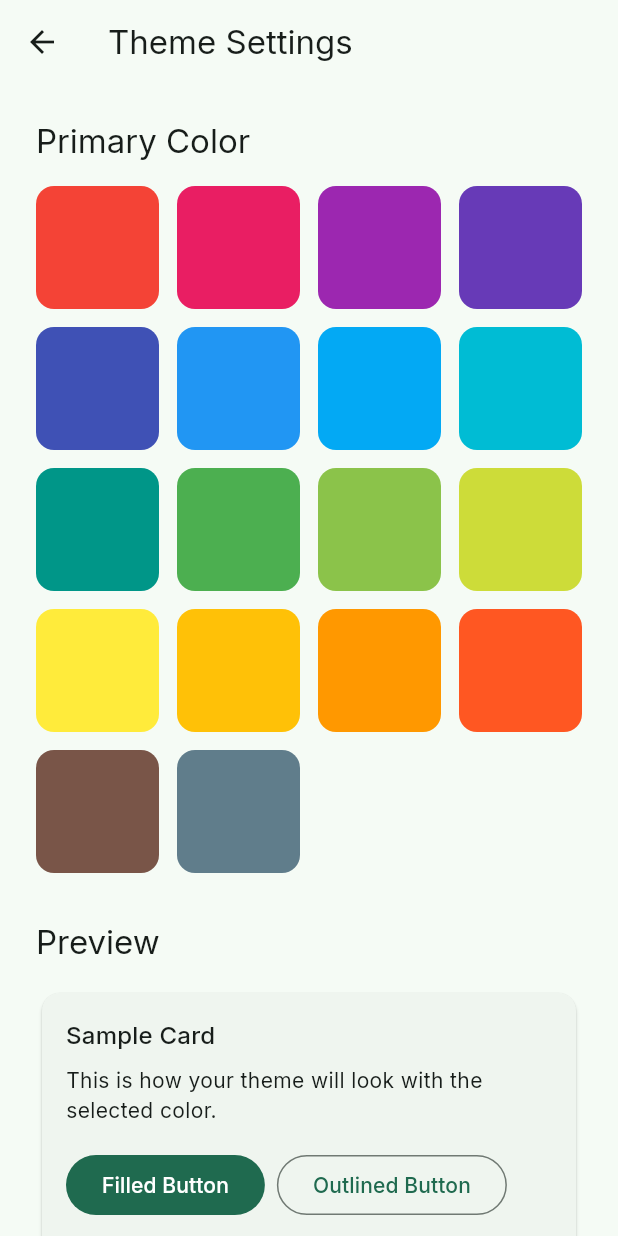
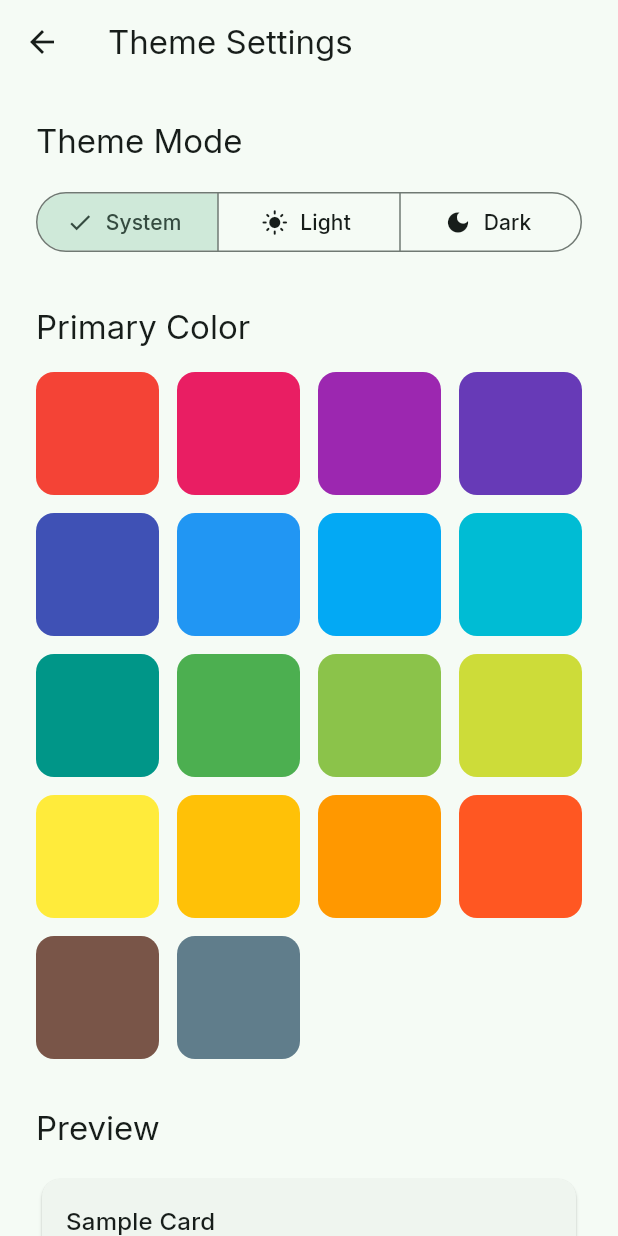
Before and after one commit to Kasway-Tech/pos, a Flutter app: the ThemeSettingsPage screen opened by its route, on a phone screen of 412 x 824 dp. Run offline on Flutter 3.47's test engine with Material 3 defaults, Android fonts, the phone set to English and light mode, and no system bars; our stand-ins replace bloc, bounce, cloud_firestore, equatable, firebase_auth, firebase_core and 6 more; missing offline and left inert: macos_window_utils, screen_retriever, window_manager; accounts and stored records are empty.

Commit message:
feat: persistent theme switcher

```diff
--- a/lib/app/app.dart
+++ b/lib/app/app.dart
@@ -21,13 +21,8 @@ class App extends StatelessWidget {
       create: (context) => ThemeCubit(),
       child: BlocBuilder<ThemeCubit, ThemeState>(
         builder: (context, themeState) {
-          final brightness = View.of(
-            context,
-          ).platformDispatcher.platformBrightness;
-
-          TextTheme textTheme = createTextTheme(context, "Inter", "Inter");
-
-          MaterialTheme theme = MaterialTheme(textTheme);
+          final textTheme = createTextTheme(context, "Inter", "Inter");
+          final theme = MaterialTheme(textTheme);
 
           final screenWidth = MediaQuery.sizeOf(context).width;
           final isTablet = screenWidth >= 600 && screenWidth < 1200;
@@ -43,9 +38,9 @@ class App extends StatelessWidget {
               child: MaterialApp.router(
                 scrollBehavior: AppScrollBehavior(),
                 title: 'Atomik POS',
-                theme: brightness == Brightness.light
-                    ? theme.light(themeState.seedColor, isTablet)
-                    : theme.dark(themeState.seedColor, isTablet),
+                theme: theme.light(themeState.seedColor, isTablet),
+                darkTheme: theme.dark(themeState.seedColor, isTablet),
+                themeMode: themeState.themeMode,
                 routerConfig: AppRouter.router,
               ),
             ),
--- a/lib/features/profile/view/theme_settings_page.dart
+++ b/lib/features/profile/view/theme_settings_page.dart
@@ -1,7 +1,6 @@
-import 'package:macos_window_utils/macos_window_utils.dart';
-
 import 'package:flutter/material.dart';
 import 'package:flutter_bloc/flutter_bloc.dart';
+import 'package:macos_window_utils/macos_window_utils.dart';
 
 import '../../../app/theme/theme_cubit.dart';
 import '../../../app/theme/theme_state.dart';
@@ -40,6 +39,45 @@ class ThemeSettingsPage extends StatelessWidget {
             return LayoutBuilder(
               builder: (context, constraints) {
                 final isLargeScreen = constraints.maxWidth >= 900;
+
+                final themeModePicker = Column(
+                  crossAxisAlignment: CrossAxisAlignment.start,
+                  children: [
+                    Text(
+                      'Theme Mode',
+                      style: Theme.of(context).textTheme.titleLarge,
+                    ),
+                    const SizedBox(height: 16),
+                    SizedBox(
+                      width: double.infinity,
+                      child: SegmentedButton<ThemeMode>(
+                        segments: const [
+                          ButtonSegment<ThemeMode>(
+                            value: ThemeMode.system,
+                            icon: Icon(Icons.settings_suggest),
+                            label: Text('System'),
+                          ),
+                          ButtonSegment<ThemeMode>(
+                            value: ThemeMode.light,
+                            icon: Icon(Icons.light_mode),
+                            label: Text('Light'),
+                          ),
+                          ButtonSegment<ThemeMode>(
+                            value: ThemeMode.dark,
+                            icon: Icon(Icons.dark_mode),
+                            label: Text('Dark'),
+                          ),
+                        ],
+                        selected: {state.themeMode},
+                        onSelectionChanged: (Set<ThemeMode> newSelection) {
+                          context.read<ThemeCubit>().setThemeMode(
+                            newSelection.first,
+                          );
+                        },
+                      ),
+                    ),
+                  ],
+                );
 
                 final colorPicker = Column(
                   crossAxisAlignment: CrossAxisAlignment.start,
@@ -178,7 +216,14 @@ class ThemeSettingsPage extends StatelessWidget {
                         flex: 7,
                         child: SingleChildScrollView(
                           padding: const EdgeInsets.all(24),
-                          child: colorPicker,
+                          child: Column(
+                            crossAxisAlignment: CrossAxisAlignment.start,
+                            children: [
+                              themeModePicker,
+                              const SizedBox(height: 32),
+                              colorPicker,
+                            ],
+                          ),
                         ),
                       ),
                       Expanded(
@@ -205,7 +250,13 @@ class ThemeSettingsPage extends StatelessWidget {
 
                 return ListView(
                   padding: const EdgeInsets.all(24),
-                  children: [colorPicker, const SizedBox(height: 32), preview],
+                  children: [
+                    themeModePicker,
+                    const SizedBox(height: 32),
+                    colorPicker,
+                    const SizedBox(height: 32),
+                    preview,
+                  ],
                 );
               },
             );
```
